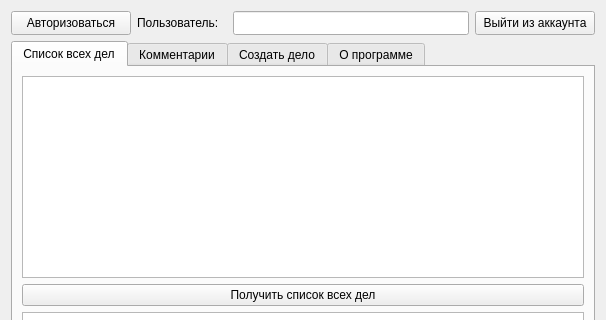
alexxxesss/PYQT_Alexeenko, file ui/zachet.ui: the form before one commit; both pictures show x 0 to 606 and y 0 to 320 of the 606 by 535 pixel window.
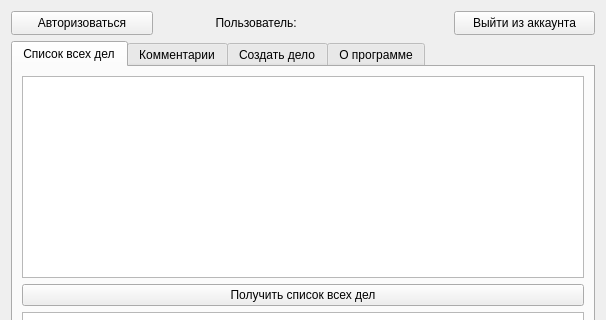
The form after the commit.

What changed in the file:
```diff
--- a/ui/zachet.ui
+++ b/ui/zachet.ui
@@ -42,18 +42,15 @@
          <property name="text">
           <string>Пользователь: </string>
          </property>
+         <property name="alignment">
+          <set>Qt::AlignRight|Qt::AlignTrailing|Qt::AlignVCenter</set>
+         </property>
         </widget>
        </item>
        <item>
-        <widget class="QLineEdit" name="lineEdit_user">
-         <property name="minimumSize">
-          <size>
-           <width>120</width>
-           <height>24</height>
-          </size>
-         </property>
-         <property name="readOnly">
-          <bool>true</bool>
+        <widget class="QLabel" name="label_user">
+         <property name="text">
+          <string/>
          </property>
         </widget>
        </item>
```
